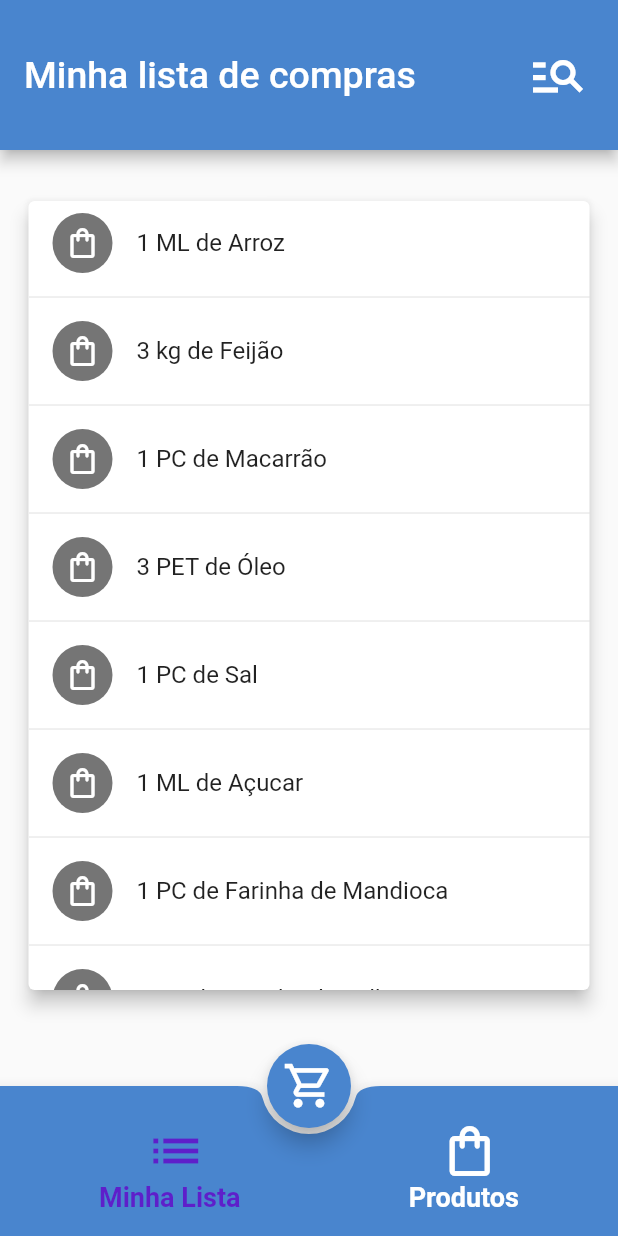
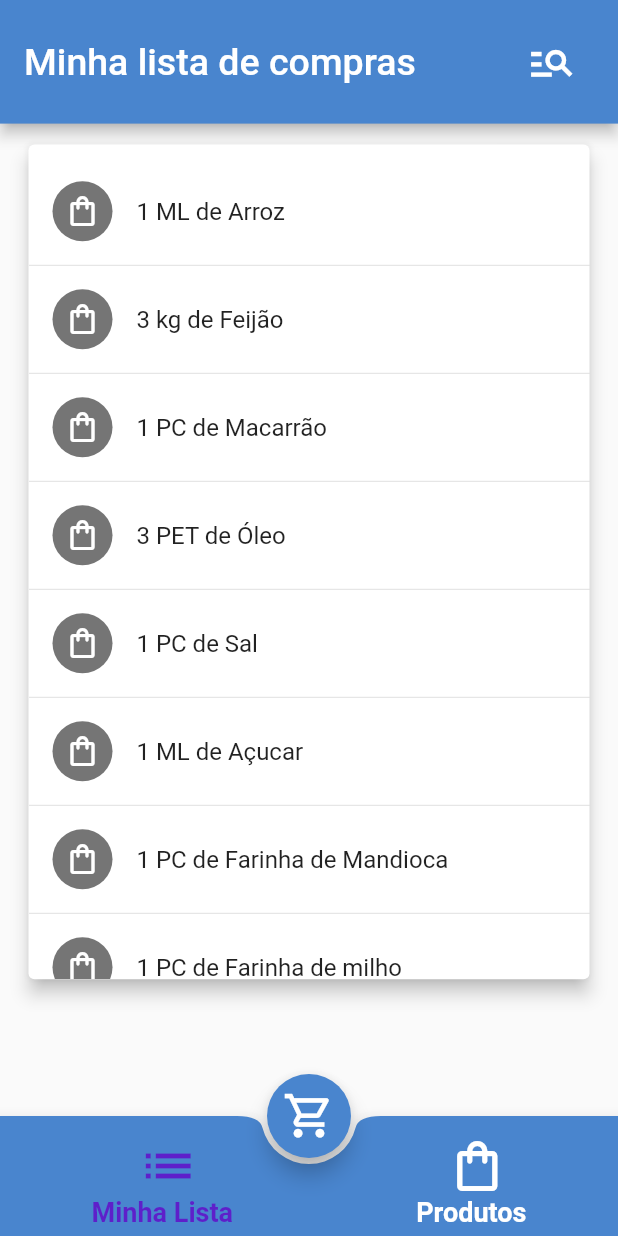
Before and after one commit to Jo-Analyst/month-shopping-app, a Flutter app: the screen it shows after launch, on a phone screen of 412 x 824 dp. Run offline on Flutter 3.47's test engine with Material 2 defaults, Android fonts, the phone set to English and light mode, and no system bars.

Commit message:
Faxendo outro teste

```diff
--- a/lib/pages/home_page.dart
+++ b/lib/pages/home_page.dart
@@ -52,13 +52,11 @@ class _HomePageState extends State<HomePage> {
         ),
       ),
       bottomNavigationBar: BottomAppBar(
-        height: 100,
+        height: 80,
         shape: const CircularNotchedRectangle(),
         color: Theme.of(context).primaryColor,
         child: IconTheme(
           data: IconThemeData(color: Theme.of(context).colorScheme.onPrimary),
-          child: Padding(
-            padding: const EdgeInsets.all(10),
           child: Row(
             mainAxisAlignment: MainAxisAlignment.spaceAround,
             children: [
@@ -114,7 +112,6 @@ class _HomePageState extends State<HomePage> {
           ),
         ),
       ),
-      ),
     );
   }
 }
--- a/lib/pages/shopping_list_page.dart
+++ b/lib/pages/shopping_list_page.dart
@@ -1,6 +1,4 @@
 import 'package:flutter/material.dart';
-
-import '../components/app_bar.dart';
 
 class ShoppingListPage extends StatefulWidget {
   const ShoppingListPage({super.key});
@@ -50,23 +48,25 @@ class _ShoppingListPageState extends State<ShoppingListPage> {
         AppBar(
           actions: [
             Container(
-              margin: const EdgeInsets.only(right: 20),
+              margin: EdgeInsets.only(
+                  right: 0.05 * MediaQuery.of(context).size.width),
               child: IconButton(
-                icon: const Icon(
+                icon: Icon(
                   Icons.manage_search_outlined,
-                  size: 40,
+                  size: 0.08 * MediaQuery.of(context).size.width,
                   color: Colors.white,
                 ),
                 onPressed: () => toggleShowInputSearch(),
               ),
             ),
           ],
-          toolbarHeight: 100,
+          toolbarHeight: 0.1 * MediaQuery.of(context).size.height,
           backgroundColor: Theme.of(context).primaryColor,
           title: Text(
             "Minha lista de compras",
             style: TextStyle(
-                fontSize: Theme.of(context).textTheme.bodyLarge!.fontSize),
+              fontSize: Theme.of(context).textTheme.bodyLarge!.fontSize,
+            ),
           ),
         ),
         Padding(
@@ -74,6 +74,16 @@ class _ShoppingListPageState extends State<ShoppingListPage> {
             horizontal: 15,
             vertical: 10,
           ),
+          child: Column(
+            children: [
+              SizedBox(
+                height: showInputSearch
+                    ? 0.62 * MediaQuery.of(context).size.height
+                    : 0.685 * MediaQuery.of(context).size.height,
+                child: Card(
+                  elevation: 5,
+                  child: products.isNotEmpty
+                      ? SingleChildScrollView(
                           child: Column(
                             children: [
                               Visibility(
@@ -87,16 +97,10 @@ class _ShoppingListPageState extends State<ShoppingListPage> {
                                   ),
                                 ),
                               ),
-              const SizedBox(height: 20),
                               SizedBox(
-                height: showInputSearch
-                    ? MediaQuery.of(context).size.height - 350
-                    : MediaQuery.of(context).size.height - 290,
-                child: Card(
-                  elevation: 5,
-                  child: products.isNotEmpty
-                      ? SingleChildScrollView(
-                          child: Column(
+                                  height: 0.02 *
+                                      MediaQuery.of(context).size.height),
+                              Column(
                                 children: products.map((product) {
                                   return Column(
                                     children: [
@@ -119,6 +123,8 @@ class _ShoppingListPageState extends State<ShoppingListPage> {
                                   );
                                 }).toList(),
                               ),
+                            ],
+                          ),
                         )
                       : const Center(
                           child: Text(
```
Lines whose indentation alone changed are shown as unchanged.
